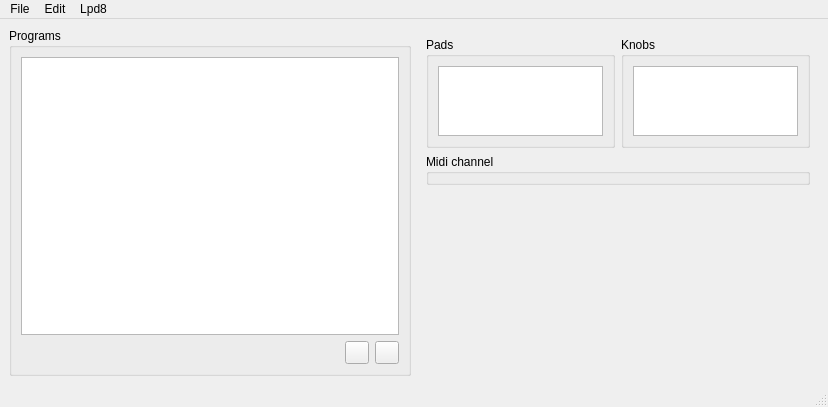
This is src/mainwindow.ui in charlesfleche/lpd8editor as Qt 5 draws it before an edit. The edited form follows.
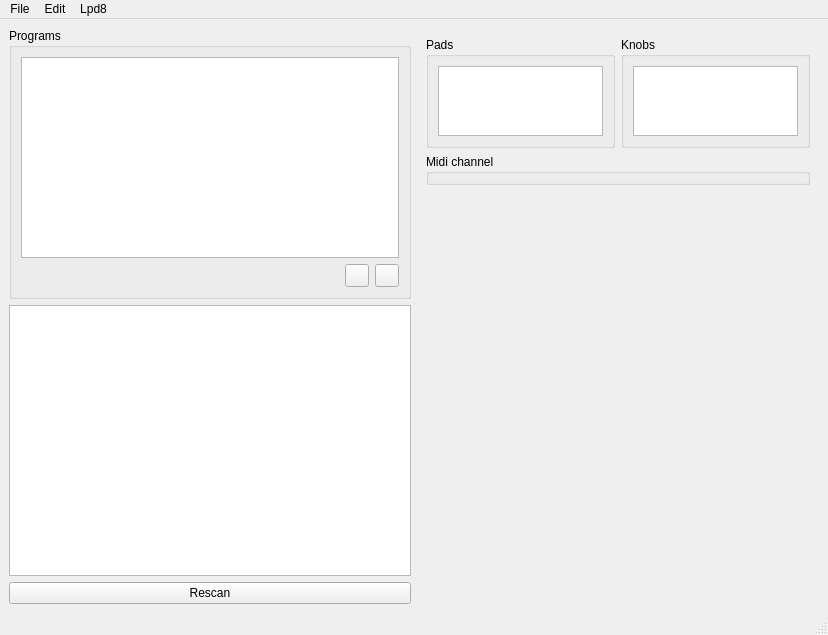
This is the edited form. Icons and pictures are not drawn.

```diff
--- a/src/mainwindow.ui
+++ b/src/mainwindow.ui
@@ -7,7 +7,7 @@
     <x>0</x>
     <y>0</y>
     <width>828</width>
-    <height>407</height>
+    <height>635</height>
    </rect>
   </property>
   <property name="windowTitle">
@@ -17,8 +17,8 @@
    <set>QMainWindow::AllowTabbedDocks|QMainWindow::AnimatedDocks</set>
   </property>
   <widget class="QWidget" name="centralwidget">
-   <layout class="QHBoxLayout" name="horizontalLayout">
-    <item>
+   <layout class="QGridLayout" name="gridLayout_2">
+    <item row="0" column="0">
      <widget class="QGroupBox" name="groupBoxPrograms">
       <property name="title">
        <string>Programs</string>
@@ -71,7 +71,7 @@
       </layout>
      </widget>
     </item>
-    <item>
+    <item row="0" column="1" rowspan="2">
      <widget class="QStackedWidget" name="stackedWidget">
       <property name="currentIndex">
        <number>1</number>
@@ -187,6 +187,16 @@
       </widget>
      </widget>
     </item>
+    <item row="1" column="0">
+     <widget class="QListView" name="listView"/>
+    </item>
+    <item row="2" column="0">
+     <widget class="QPushButton" name="rescanPortsButton">
+      <property name="text">
+       <string>Rescan</string>
+      </property>
+     </widget>
+    </item>
    </layout>
   </widget>
   <widget class="QMenuBar" name="menubar">
```
Left out of the diff: 35 changed lines with no effect on the pictures.
